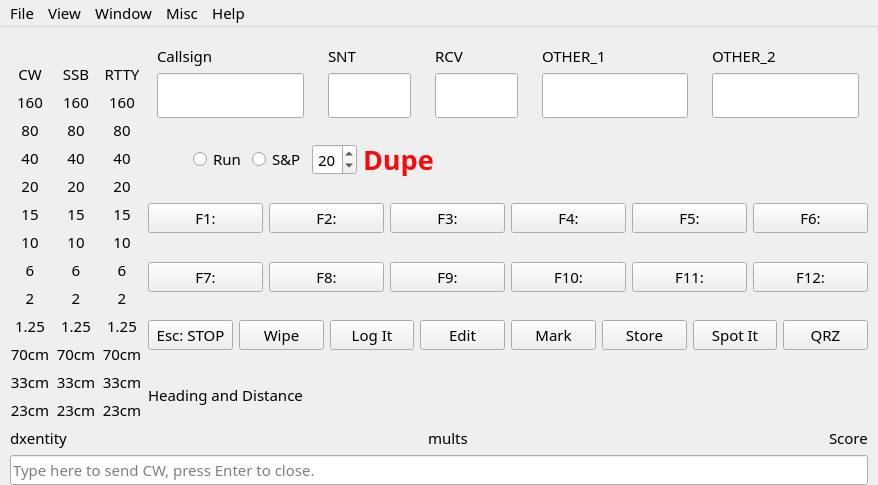
Old version of the form not1mm/data/main.ui in the repository kyleboyle/not1mm.
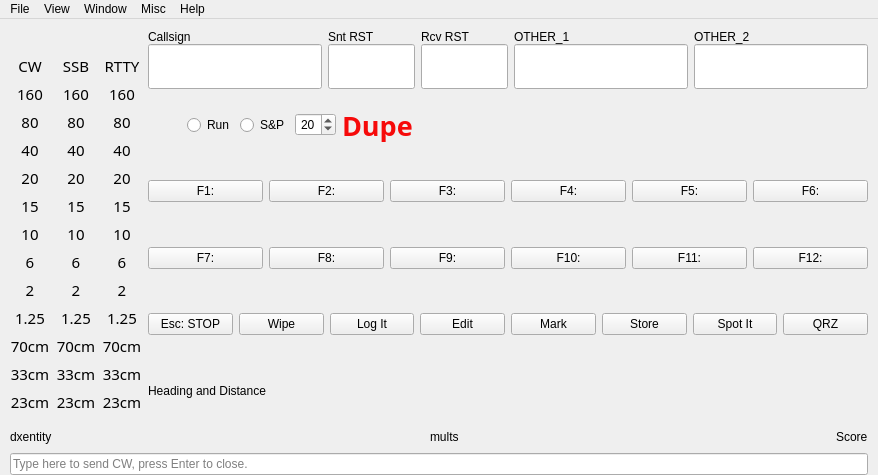
New version of the form.

The edit to the form file:
```diff
--- a/not1mm/data/main.ui
+++ b/not1mm/data/main.ui
@@ -19,12 +19,6 @@
     <verstretch>0</verstretch>
    </sizepolicy>
   </property>
-  <property name="font">
-   <font>
-    <family>JetBrains Mono</family>
-    <pointsize>11</pointsize>
-   </font>
-  </property>
   <property name="focusPolicy">
    <enum>Qt::NoFocus</enum>
   </property>
@@ -54,6 +48,12 @@
        <layout class="QHBoxLayout" name="mainsection">
         <item>
          <widget class="QFrame" name="Band_Mode_Frame_CW">
+          <property name="font">
+           <font>
+            <family>JetBrains Mono</family>
+            <pointsize>11</pointsize>
+           </font>
+          </property>
           <property name="minimumSize">
            <size>
             <width>40</width>
@@ -227,6 +227,12 @@
         </item>
         <item>
          <widget class="QFrame" name="Band_Mode_Frame_SSB">
+          <property name="font">
+           <font>
+            <family>JetBrains Mono</family>
+            <pointsize>11</pointsize>
+           </font>
+          </property>
           <property name="minimumSize">
            <size>
             <width>40</width>
@@ -400,6 +406,12 @@
         </item>
         <item>
          <widget class="QFrame" name="Band_Mode_Frame_RTTY">
+          <property name="font">
+           <font>
+            <family>JetBrains Mono</family>
+            <pointsize>11</pointsize>
+           </font>
+          </property>
           <property name="minimumSize">
            <size>
             <width>40</width>
@@ -581,11 +593,16 @@
             <item>
              <widget class="QFrame" name="callsignfield">
               <layout class="QVBoxLayout" name="input_call">
+               <property name="spacing"><number>0</number></property>
+               <property name="margin"><number>0</number></property>
                <item>
                 <widget class="QLabel" name="callsign_label">
                  <property name="text">
                   <string>Callsign</string>
                  </property>
+                 <property name="alignment">
+                  <set>Qt::AlignBottom|Qt::AlignLeading|Qt::AlignLeft</set>
+                 </property>
                 </widget>
                </item>
                <item>
@@ -606,7 +623,7 @@
                   <string>enter callsign here</string>
                  </property>
                  <property name="styleSheet">
-                  <string notr="true">text-transform: uppercase;</string>
+                  <string notr="true">QLineEdit {text-transform: uppercase; border-bottom-width: 2px; height:1.8em;}</string>
                  </property>
                 </widget>
                </item>
@@ -616,10 +633,12 @@
             <item>
              <widget class="QFrame" name="field1">
               <layout class="QVBoxLayout" name="input_snt">
+               <property name="spacing"><number>0</number></property>
+               <property name="margin"><number>0</number></property>
                <item>
                 <widget class="QLabel" name="snt_label">
                  <property name="text">
-                  <string>SNT</string>
+                  <string>Snt RST</string>
                  </property>
                  <property name="alignment">
                   <set>Qt::AlignBottom|Qt::AlignLeading|Qt::AlignLeft</set>
@@ -641,7 +660,7 @@
                   <string>RST Sent</string>
                  </property>
                  <property name="styleSheet">
-                  <string notr="true">text-transform: uppercase;</string>
+                  <string notr="true">QLineEdit {border-bottom-width: 2px; height:1.8em}</string>
                  </property>
                 </widget>
                </item>
@@ -651,10 +670,12 @@
             <item>
              <widget class="QFrame" name="field2">
               <layout class="QVBoxLayout" name="input_rcv">
+               <property name="spacing"><number>0</number></property>
+               <property name="margin"><number>0</number></property>
                <item>
                 <widget class="QLabel" name="rcv_label">
                  <property name="text">
-                  <string>RCV</string>
+                  <string>Rcv RST</string>
                  </property>
                  <property name="alignment">
                   <set>Qt::AlignBottom|Qt::AlignLeading|Qt::AlignLeft</set>
@@ -676,7 +697,7 @@
                   <string>RST Received</string>
                  </property>
                  <property name="styleSheet">
-                  <string notr="true">text-transform: uppercase;</string>
+                  <string notr="true">QLineEdit {border-bottom-width: 2px; height:1.8em}</string>
                  </property>
                 </widget>
                </item>
@@ -686,6 +707,8 @@
             <item>
              <widget class="QFrame" name="field3">
               <layout class="QVBoxLayout" name="input_other">
+               <property name="spacing"><number>0</number></property>
+               <property name="margin"><number>0</number></property>
                <item>
                 <widget class="QLabel" name="other_label">
                  <property name="text">
@@ -708,7 +731,7 @@
                   <enum>Qt::ClickFocus</enum>
                  </property>
                  <property name="styleSheet">
-                  <string notr="true">text-transform: uppercase;</string>
+                  <string notr="true">QLineEdit {border-bottom-width: 2px; height:1.8em}</string>
                  </property>
                 </widget>
                </item>
@@ -721,6 +744,8 @@
                <property name="sizeConstraint">
                 <enum>QLayout::SetDefaultConstraint</enum>
                </property>
+               <property name="spacing"><number>0</number></property>
+               <property name="margin"><number>0</number></property>
                <item>
                 <widget class="QLabel" name="exch_label">
                  <property name="text">
@@ -749,7 +774,7 @@
                   <enum>Qt::ClickFocus</enum>
                  </property>
                  <property name="styleSheet">
-                  <string notr="true">text-transform: uppercase;</string>
+                  <string notr="true">QLineEdit {border-bottom-width: 2px; height:1.8em;}</string>
                  </property>
                 </widget>
                </item>
```
Left out of the diff: 4 changed lines with no effect on the pictures.
